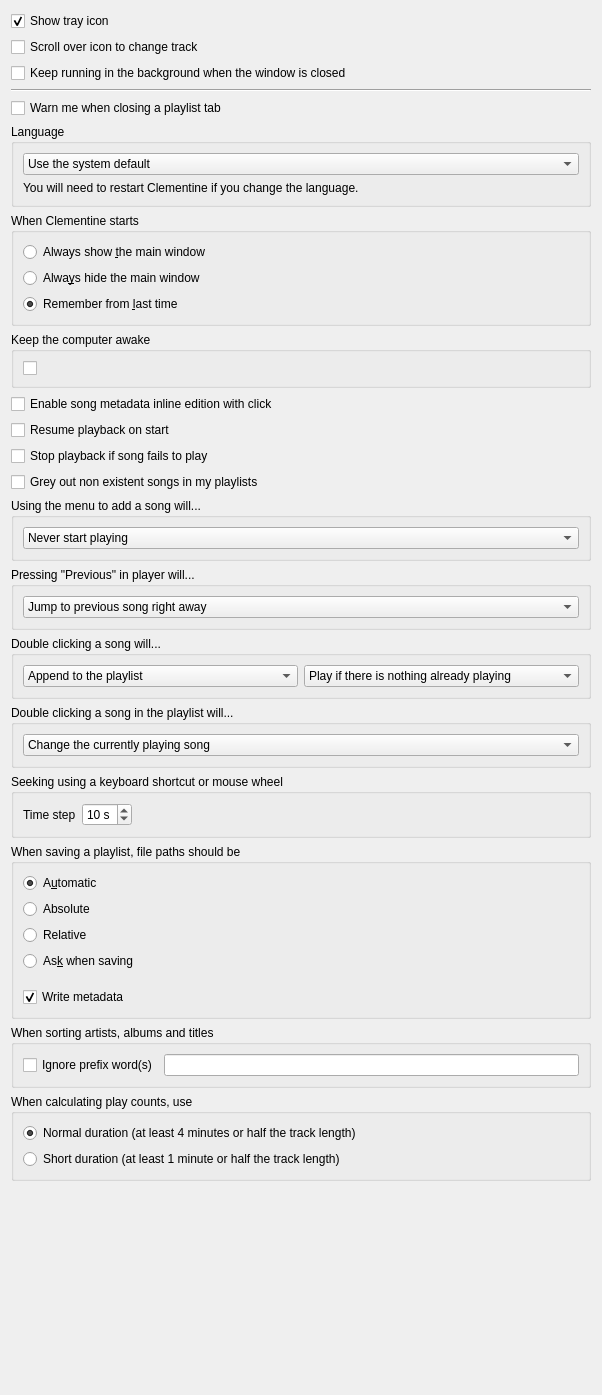
Old version of the form src/ui/behavioursettingspage.ui in the repository clementine-player/Clementine.
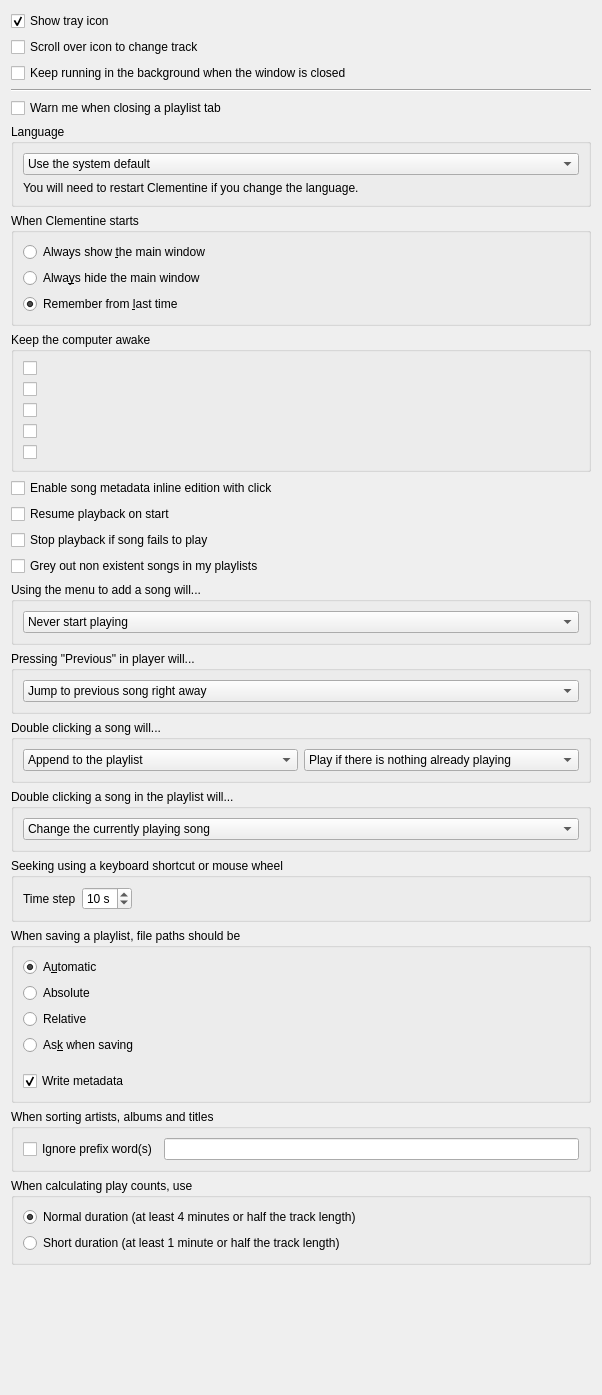
New version of the form.

Commit message: Keep the computer awake while playing, and while remotes download

The edit to the form file:
```diff
--- a/src/ui/behavioursettingspage.ui
+++ b/src/ui/behavioursettingspage.ui
@@ -119,6 +119,18 @@
       <string>Keep the computer awake</string>
      </property>
      <layout class="QVBoxLayout" name="verticalLayout_keep_awake">
+      <item>
+       <widget class="QCheckBox" name="b_keep_awake_while_open_"/>
+      </item>
+      <item>
+       <widget class="QCheckBox" name="b_keep_awake_playback_"/>
+      </item>
+      <item>
+       <widget class="QCheckBox" name="b_keep_awake_other_device_"/>
+      </item>
+      <item>
+       <widget class="QCheckBox" name="b_keep_awake_remote_transfer_"/>
+      </item>
       <item>
        <widget class="QCheckBox" name="b_keep_awake_visualizations_"/>
       </item>
```
The commit also changes 16 other files.
